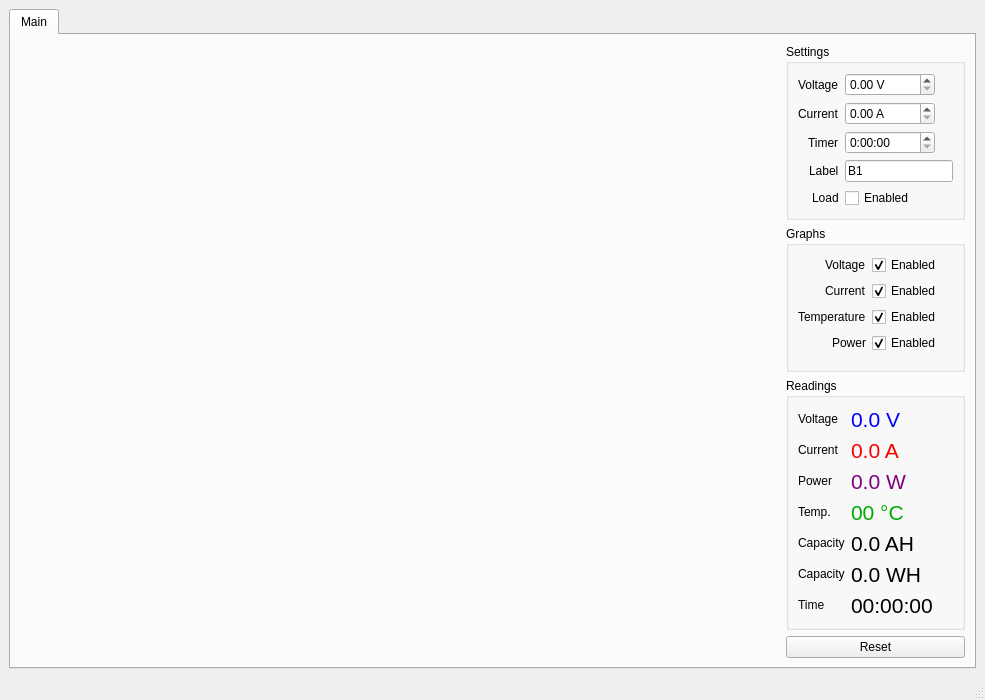
First picture: the form in gui/main.ui, repository nikolai2111/Electronic_load_DL24, before the edit.
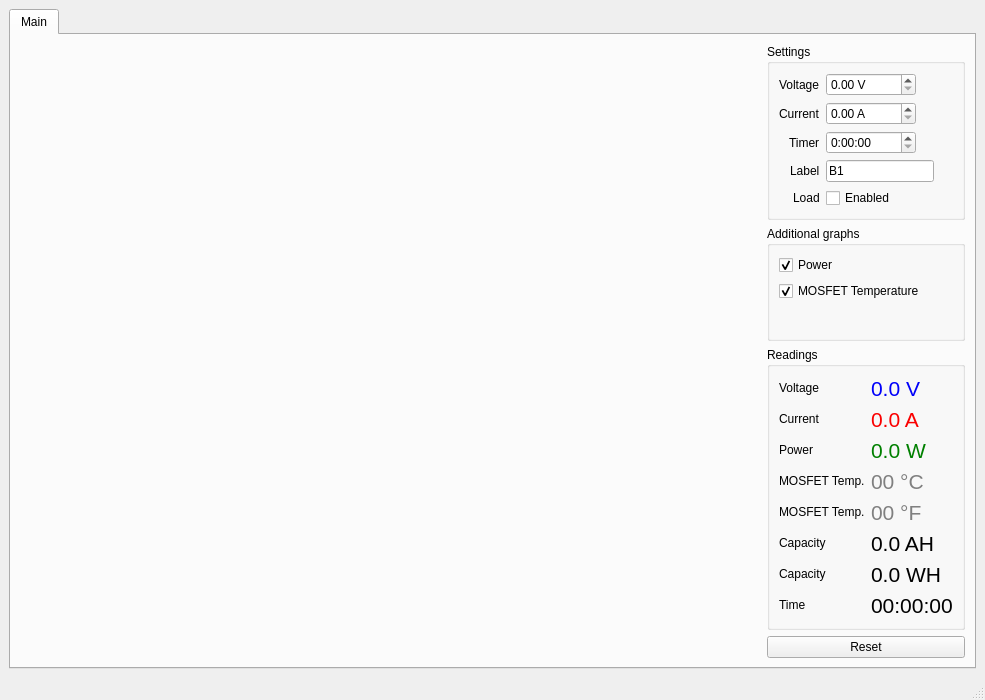
Second picture: the form after the edit.

Commit message: move temp y-axis to left, make V+A graphs mandatory

```diff
--- a/gui/main.ui
+++ b/gui/main.ui
@@ -236,7 +236,7 @@
           <item>
            <widget class="QGroupBox" name="enabledgraphs">
             <property name="title">
-             <string>Graphs</string>
+             <string>Additional graphs</string>
             </property>
             <layout class="QFormLayout" name="formLayout">
              <property name="fieldGrowthPolicy">
@@ -246,71 +246,21 @@
               <set>Qt::AlignRight|Qt::AlignTrailing|Qt::AlignVCenter</set>
              </property>
              
-             <item row="0" column="0">
-              <widget class="QLabel" name="label_v">
-               <property name="text">
-                <string>Voltage</string>
-               </property>
-              </widget>
-             </item>
-             <item row="0" column="1">
-              <widget class="QCheckBox" name="checkbox_v">
-               <property name="text">
-                <string>Enabled</string>
-               </property>
-               <property name="checked">
-                <bool>true</bool>
-               </property>
-              </widget>
-             </item>
-
-             <item row="1" column="0">
-              <widget class="QLabel" name="label_c">
-               <property name="text">
-                <string>Current</string>
-               </property>
-              </widget>
-             </item>
-             <item row="1" column="1">
-              <widget class="QCheckBox" name="checkbox_c">
-               <property name="text">
-                <string>Enabled</string>
-               </property>
-               <property name="checked">
-                <bool>true</bool>
-               </property>
-              </widget>
-             </item>
-
              <item row="2" column="0">
-              <widget class="QLabel" name="label_t">
-               <property name="text">
-                <string>Temperature</string>
-               </property>
-              </widget>
-             </item>
-             <item row="2" column="1">
-              <widget class="QCheckBox" name="checkbox_t">
-               <property name="text">
-                <string>Enabled</string>
-               </property>
-               <property name="checked">
-                <bool>true</bool>
-               </property>
-              </widget>
-             </item>
-
-             <item row="3" column="0">
-              <widget class="QLabel" name="label_p">
-               <property name="text">
-                <string>Power</string>
-               </property>
-              </widget>
-             </item>
-             <item row="3" column="1">
               <widget class="QCheckBox" name="checkbox_p">
                <property name="text">
-                <string>Enabled</string>
+                <string>Power</string>
+               </property>
+               <property name="checked">
+                <bool>true</bool>
+               </property>
+              </widget>
+             </item>
+
+             <item row="3" column="0">
+              <widget class="QCheckBox" name="checkbox_t">
+               <property name="text">
+                <string>MOSFET Temperature</string>
                </property>
                <property name="checked">
                 <bool>true</bool>
@@ -452,9 +402,9 @@
                   <colorrole role="WindowText">
                    <brush brushstyle="SolidPattern">
                     <color alpha="255">
-                     <red>128</red>
-                     <green>0</green>
-                     <blue>128</blue>
+                     <red>0</red>
+                     <green>128</green>
+                     <blue>0</blue>
                     </color>
                    </brush>
                   </colorrole>
@@ -463,9 +413,9 @@
                   <colorrole role="WindowText">
                    <brush brushstyle="SolidPattern">
                     <color alpha="255">
-                     <red>128</red>
-                     <green>0</green>
-                     <blue>128</blue>
+                     <red>0</red>
+                     <green>128</green>
+                     <blue>0</blue>
                     </color>
                    </brush>
                   </colorrole>
@@ -508,9 +458,9 @@
                   <colorrole role="WindowText">
                    <brush brushstyle="SolidPattern">
                     <color alpha="255">
-                     <red>0</red>
-                     <green>170</green>
-                     <blue>0</blue>
+                     <red>128</red>
+                     <green>128</green>
+                     <blue>128</blue>
                     </color>
                    </brush>
                   </colorrole>
@@ -519,9 +469,9 @@
                   <colorrole role="WindowText">
                    <brush brushstyle="SolidPattern">
                     <color alpha="255">
-                     <red>0</red>
-                     <green>170</green>
-                     <blue>0</blue>
+                     <red>128</red>
+                     <green>128</green>
+                     <blue>128</blue>
                     </color>
                    </brush>
                   </colorrole>
@@ -530,9 +480,9 @@
                   <colorrole role="WindowText">
                    <brush brushstyle="SolidPattern">
                     <color alpha="255">
-                     <red>160</red>
-                     <green>162</green>
-                     <blue>162</blue>
+                     <red>100</red>
+                     <green>100</green>
+                     <blue>100</blue>
                     </color>
                    </brush>
                   </colorrole>
@@ -552,12 +502,71 @@
              <item row="3" column="0">
               <widget class="QLabel" name="label_11">
                <property name="text">
-                <string>Temp.</string>
+                <string>MOSFET Temp.</string>
                </property>
               </widget>
              </item>
              
              <item row="4" column="1">
+              <widget class="QLabel" name="readTempF">
+               <property name="palette">
+                <palette>
+                 <active>
+                  <colorrole role="WindowText">
+                   <brush brushstyle="SolidPattern">
+                    <color alpha="255">
+                     <red>128</red>
+                     <green>128</green>
+                     <blue>128</blue>
+                    </color>
+                   </brush>
+                  </colorrole>
+                 </active>
+                 <inactive>
+                  <colorrole role="WindowText">
+                   <brush brushstyle="SolidPattern">
+                    <color alpha="255">
+                     <red>128</red>
+                     <green>128</green>
+                     <blue>128</blue>
+                    </color>
+                   </brush>
+                  </colorrole>
+                 </inactive>
+                 <disabled>
+                  <colorrole role="WindowText">
+                   <brush brushstyle="SolidPattern">
+                    <color alpha="255">
+                     <red>100</red>
+                     <green>100</green>
+                     <blue>100</blue>
+                    </color>
+                   </brush>
+                  </colorrole>
+                 </disabled>
+                </palette>
+               </property>
+               <property name="font">
+                <font>
+                 <pointsize>16</pointsize>
+                </font>
+               </property>
+               <property name="text">
+                <string>00 °F</string>
+               </property>
+              </widget>
+             </item>
+             <item row="4" column="0">
+              <widget class="QLabel" name="label_12">
+               <property name="text">
+                <string>MOSFET Temp.</string>
+               </property>
+              </widget>
+             </item>
+             
+
+
+             <item row="5" column="1">
               <widget class="QLabel" name="readCapAH">
                <property name="font">
                 <font>
@@ -569,22 +578,22 @@
                </property>
               </widget>
              </item>
-             <item row="4" column="0">
-              <widget class="QLabel" name="label_5">
-               <property name="text">
-                <string>Capacity</string>
-               </property>
-              </widget>
-             </item>
-
              <item row="5" column="0">
+              <widget class="QLabel" name="label_5">
+               <property name="text">
+                <string>Capacity</string>
+               </property>
+              </widget>
+             </item>
+
+             <item row="6" column="0">
               <widget class="QLabel" name="label_6">
                <property name="text">
                 <string>Capacity</string>
                </property>
               </widget>
              </item>
-             <item row="5" column="1">
+             <item row="6" column="1">
               <widget class="QLabel" name="readCapWH">
                <property name="font">
                 <font>
@@ -597,7 +606,7 @@
               </widget>
              </item>
 
-             <item row="6" column="1">
+             <item row="7" column="1">
               <widget class="QLabel" name="readTime">
                <property name="font">
                 <font>
@@ -609,7 +618,7 @@
                </property>
               </widget>
              </item>
-             <item row="6" column="0">
+             <item row="7" column="0">
               <widget class="QLabel" name="label_9">
                <property name="text">
                 <string>Time</string>
```
The commit also changes 1 other file.
